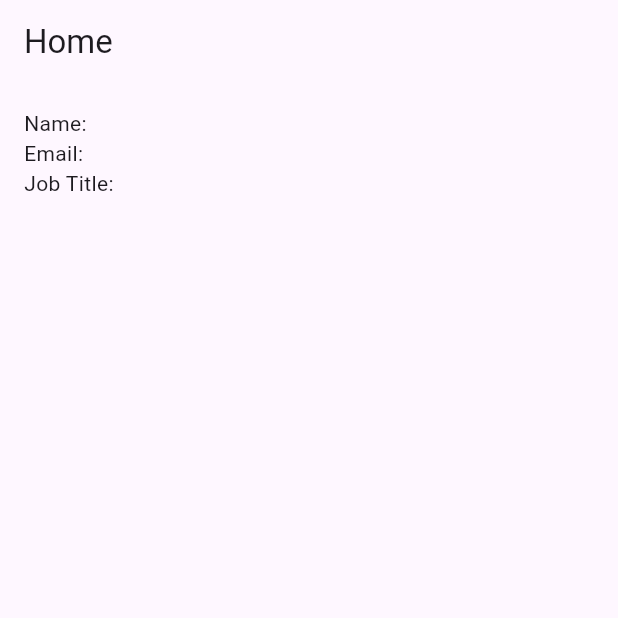
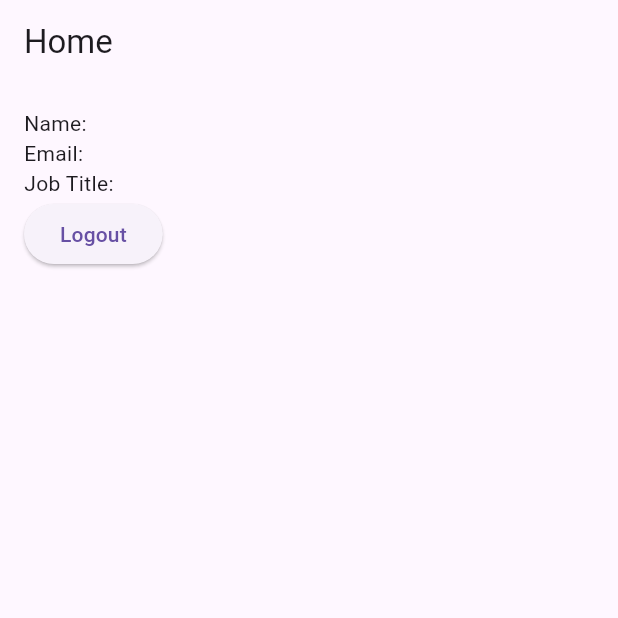
Before and after one commit to merRen22/flutter-home-test, a Flutter app: the HomeScreen screen opened directly with empty values, on a phone screen of 412 x 824 dp, the top half of it. Run offline on Flutter 3.47's test engine with Material 3 defaults, Android fonts, the phone set to English and light mode, and no system bars; our stand-ins replace floor, get_it, sqflite; accounts and stored records are empty; generated files the repository leaves out were written again.

Commit message:
log out button

```diff
--- a/lib/ui/home/home.dart
+++ b/lib/ui/home/home.dart
@@ -1,5 +1,6 @@
 import 'package:flutter/material.dart';
 import 'package:hometest/data/models/user.dart';
+import 'package:hometest/ui/login/login.dart';
 
 class HomeScreen extends StatelessWidget {
   final User user;
@@ -17,6 +18,15 @@ class HomeScreen extends StatelessWidget {
             Text('Name: ${user.name}'),
             Text('Email: ${user.email}'),
             Text('Job Title: ${user.jobTitle}'),
+            ElevatedButton(
+              onPressed: () {
+                // Handle logout logic here
+                Navigator.of(context).pushReplacement(
+                  MaterialPageRoute(builder: (_) => LoginScreen()),
+                );
+              },
+              child: const Text('Logout'),
+            )
           ],
         ),
       ),
```
